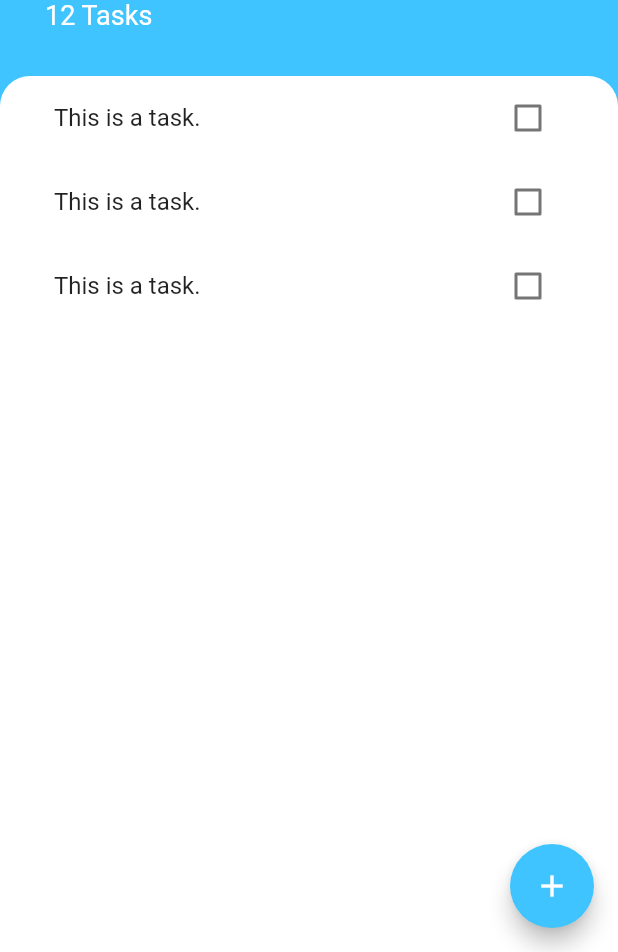
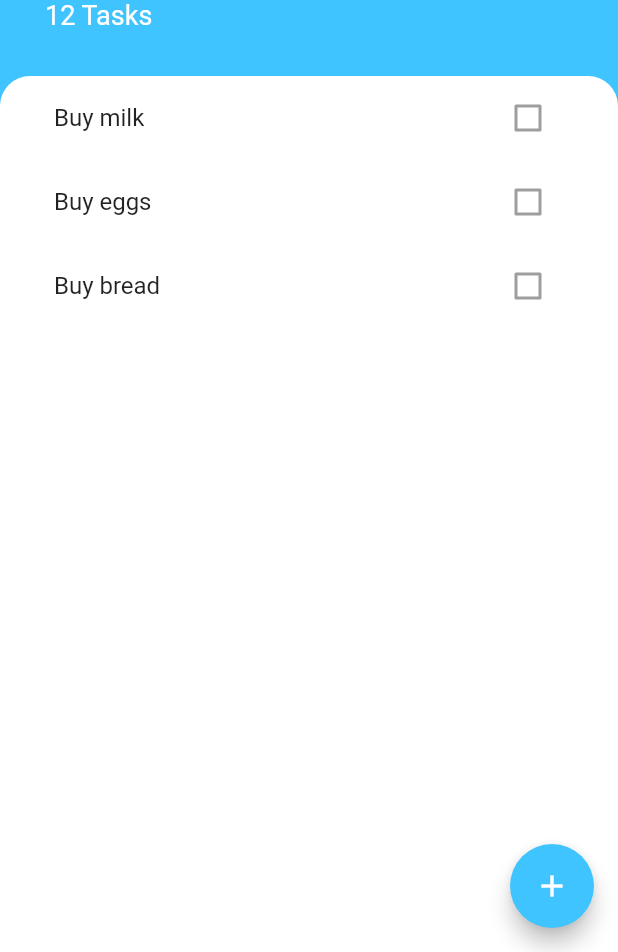
Before and after one commit to jethar/todoey_flutter, a Flutter app: the screen it shows after launch, on a phone screen of 412 x 824 dp, the part 284-1236 px from its top. Run offline on Flutter 3.47's test engine with Material 2 defaults, Android fonts, the phone set to English and light mode, and no system bars.

Commit message:
05.making list dynamic, reading from list

```diff
--- a/lib/widgets/task_tile.dart
+++ b/lib/widgets/task_tile.dart
@@ -1,50 +1,31 @@
 import 'package:flutter/material.dart';
 
-class TaskTile extends StatefulWidget {
-  @override
-  _TaskTileState createState() => _TaskTileState();
-}
+class TaskTile extends StatelessWidget {
+  final bool isChecked;
+  final String taskTitle;
 
-class _TaskTileState extends State<TaskTile> {
-  bool isChecked = false;
+  TaskTile({this.taskTitle, this.isChecked});
 
   @override
   Widget build(BuildContext context) {
     return ListTile(
       title: Text(
-        "This is a task.",
+        taskTitle,
         style: TextStyle(
           decoration: isChecked ? TextDecoration.lineThrough : null,
         ),
       ),
-      trailing: new TaskCheckbox(
-          checkboxState: isChecked,
-          toggleCheckboxState: (bool checkboxState) {
-            setState(() {
-              isChecked = checkboxState;
-            });
-          }),
+      trailing: Checkbox(
+        value: isChecked,
+        activeColor: Colors.lightBlueAccent,
+        onChanged: null,
+      ),
     );
   }
 }
 
-class TaskCheckbox extends StatelessWidget {
-  final bool checkboxState;
-  final Function toggleCheckboxState;
-
-  TaskCheckbox({this.checkboxState, this.toggleCheckboxState});
-
-  @override
-  Widget build(BuildContext context) {
-    return Checkbox(
-      value: checkboxState,
-      activeColor: Colors.lightBlueAccent,
-      onChanged: (newValue) {
-        toggleCheckboxState(newValue);
-//        setState(() {
-//          isChecked = newValue;
-//        });
-      },
-    );
-  }
-}
+//(bool checkboxState) {
+//setState(() {
+//isChecked = checkboxState;
+//});
+//})
--- a/lib/widgets/tasks_list.dart
+++ b/lib/widgets/tasks_list.dart
@@ -8,15 +8,19 @@ class TasksList extends StatefulWidget {
 }
 
 class _TasksListState extends State<TasksList> {
-  List<Task> tasks = [];
+  List<Task> tasks = [
+    Task(name: 'Buy milk'),
+    Task(name: 'Buy eggs'),
+    Task(name: 'Buy bread'),
+  ];
 
   @override
   Widget build(BuildContext context) {
     return ListView(
       children: <Widget>[
-        TaskTile(),
-        TaskTile(),
-        TaskTile(),
+        TaskTile(taskTitle: tasks[0].name, isChecked: tasks[0].isDone),
+        TaskTile(taskTitle: tasks[1].name, isChecked: tasks[1].isDone),
+        TaskTile(taskTitle: tasks[2].name, isChecked: tasks[2].isDone),
       ],
     );
   }
```
